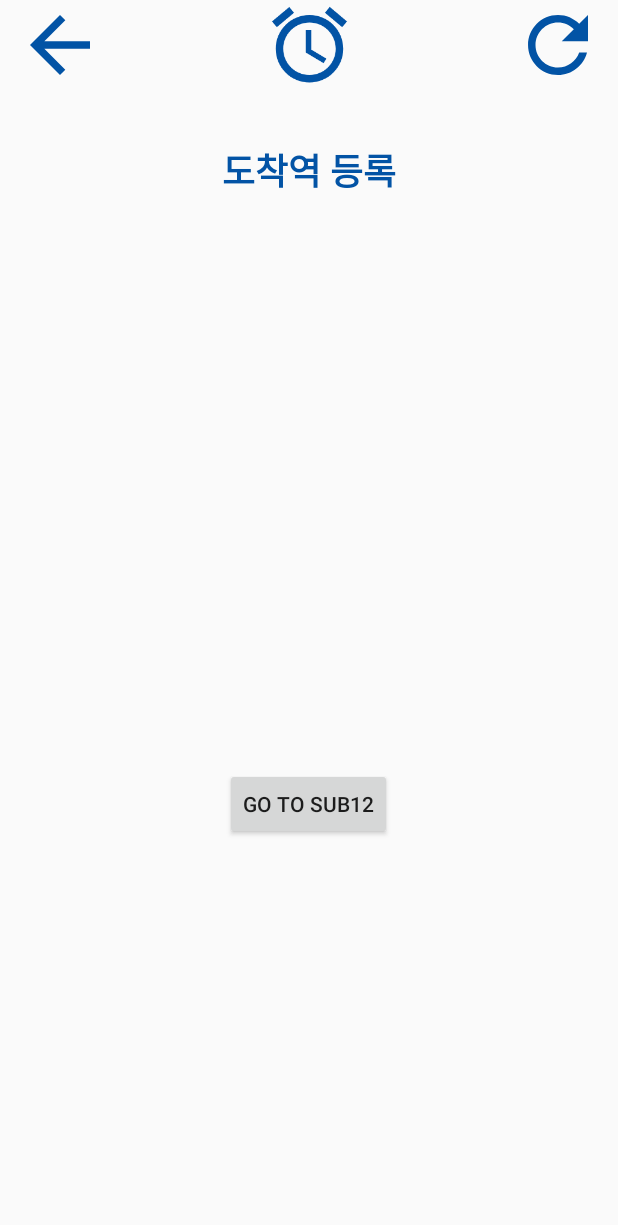
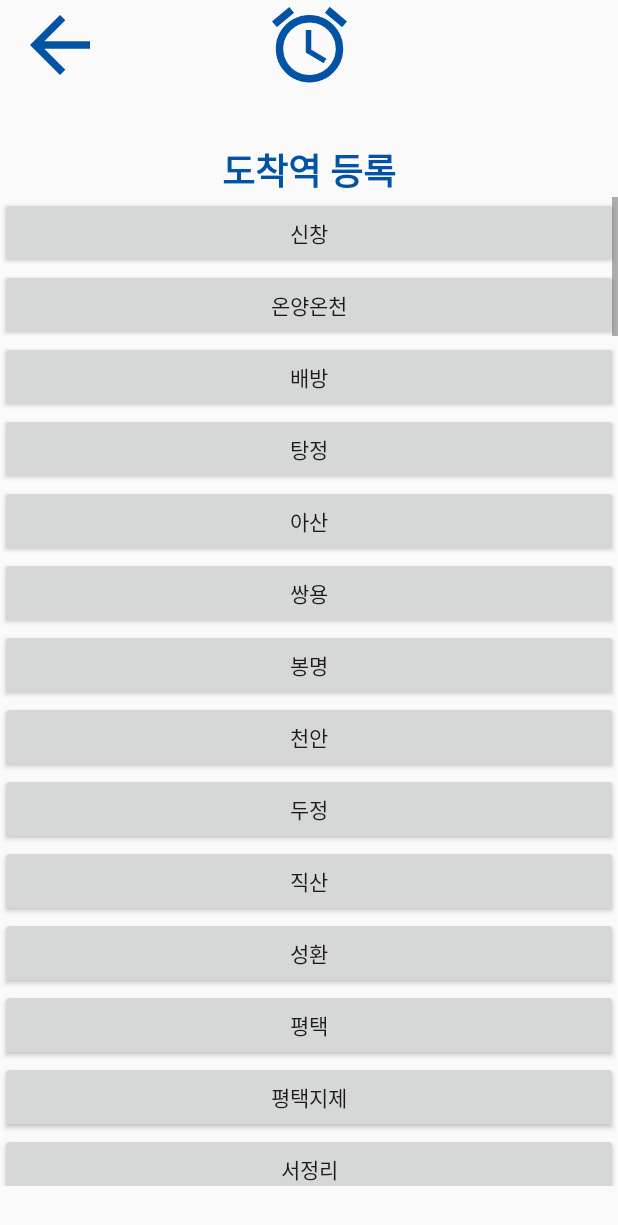
Before and after one commit to osulg/BlueWay_12_Project, an Android app: the Sub11Activity screen opened directly, with no data from a screen before it, on a phone screen of 412 x 824 dp. Shown: the top 1225 px of the screen. Run offline under Robolectric (Android 15) with nearby library versions, the phone set to English and light mode, and no system bars.

Commit message:
11/12 수정 / 카톡 확인해주세용

```diff
--- a/app/src/main/java/com/example/activity/ApiSubway1.kt
+++ b/app/src/main/java/com/example/activity/ApiSubway1.kt
@@ -14,7 +14,7 @@ fun main(stationId:String,num:Int): String? {
     val urlBuilder = StringBuilder("http://swopenAPI.seoul.go.kr/api/subway/") /*URL*/
     urlBuilder.append(
         "/" + URLEncoder.encode(
-            "566945517364687439357769727444",
+            "7764737a4c7468643535684a414f50",
             "UTF-8"
         )
     ) /*인증키 (sample사용시에는 호출시 제한됩니다.)*/
@@ -77,7 +77,7 @@ fun return_num(stationId:String): Pair<Int, Array<Int>> {
     val urlBuilder = StringBuilder("http://swopenAPI.seoul.go.kr/api/subway/") /*URL*/
     urlBuilder.append(
         "/" + URLEncoder.encode(
-            "566945517364687439357769727444",
+            "7764737a4c7468643535684a414f50",
             "UTF-8"
         )
     ) /*인증키 (sample사용시에는 호출시 제한됩니다.)*/
@@ -123,12 +123,13 @@ fun return_num(stationId:String): Pair<Int, Array<Int>> {
     val parser = JsonParser()
     val jsonObject = parser.parse(sb.toString()).asJsonObject
     var totalCount = jsonObject.get("realtimeArrivalList").asJsonArray[0].asJsonObject.get("totalCount").asInt
+    var realtotalCount=totalCount
     for (num in 1..totalCount!!)
     {
         val subwayId=jsonObject.get("realtimeArrivalList").asJsonArray[num-1].asJsonObject.get("subwayId").asInt
         if (subwayId!=1001)
         {
-            totalCount=totalCount-1
+            realtotalCount=realtotalCount-1
         }
         if (subwayId==1001)
         {
@@ -138,6 +139,6 @@ fun return_num(stationId:String): Pair<Int, Array<Int>> {
 
     }
 
-    return Pair(totalCount,numbers20)
+    return Pair(realtotalCount,numbers20)
 
 }
--- a/app/src/main/java/com/example/activity/Sub11Activity.kt
+++ b/app/src/main/java/com/example/activity/Sub11Activity.kt
@@ -6,9 +6,11 @@ import android.content.Intent
 import androidx.appcompat.app.AppCompatActivity
 import android.os.Bundle
 import android.widget.Button
+import android.widget.LinearLayout
 import com.example.activity.R.id.btn_bsub1
 import com.example.activity.R.id.sub11frame
 import com.example.activity.R.id.sub1frame
+import kotlin.concurrent.thread
 
 class Sub11Activity : AppCompatActivity() {
     override fun onCreate(savedInstanceState: Bundle?) {
@@ -28,6 +30,43 @@ class Sub11Activity : AppCompatActivity() {
                 .commit()
         }
 
+        thread {
+            val buttonView = findViewById<LinearLayout>(R.id.buttonView2Container)
+
+//            val finalStation=intent.getStringExtra("finalStation")
+//            val currentStation=intent.getStringExtra("currentStation")
+            val arrayStation=upDown1()
+
+            for (num in 0..97)
+            {
+                val stationButton = Button(this)
+
+                val layoutParams = LinearLayout.LayoutParams(
+                    LinearLayout.LayoutParams.MATCH_PARENT,
+                    LinearLayout.LayoutParams.WRAP_CONTENT
+                )
+                stationButton.layoutParams = layoutParams
+                stationButton.text= arrayStation[num]
+
+                runOnUiThread {
+                    buttonView.addView(stationButton)
+                }
+
+                val currentStation=intent.getStringExtra("currentStation")
+
+                stationButton.setOnClickListener {
+                    val intent = Intent(this, Sub12Activity::class.java)
+
+                    intent.putExtra("arriveStation",arrayStation[num])
+                    intent.putExtra("currentStation",currentStation)
+                    startActivity(intent)
+                }
+
+            }
+
+        }
+
+
         /*// fragment
         val fragment11 = alarm()
         supportFragmentManager.beginTransaction()
@@ -41,12 +80,5 @@ class Sub11Activity : AppCompatActivity() {
             finish()
         }
 
-        //Sub12 Go
-        val btn_sub12: Button = findViewById(R.id.btn_sub12)
-        btn_sub12.setOnClickListener {
-            val intent = Intent(this, Sub12Activity::class.java)
-            startActivity(intent)
-        }
-
     }
 }
--- a/app/src/main/java/com/example/activity/Sub1Activity.kt
+++ b/app/src/main/java/com/example/activity/Sub1Activity.kt
@@ -29,28 +29,40 @@ class Sub1Activity : AppCompatActivity() {
         val btn_search: Button = findViewById(R.id.imageViewSearchButton)
         val buttonView = findViewById<LinearLayout>(R.id.buttonView)
         btn_search.setOnClickListener {
+            buttonView.removeAllViews()
             val stationId = binding.searchStation.text.toString()
 
             thread {
                 val (totalCount,array20) = return_num(stationId)
                 for (num in 1..totalCount!!) {
                     val stationButton = Button(this)
+
+//                    val generatedId=View.generateViewId()
+//                    stationButton.id=generatedId
+
+
                     val layoutParams = LinearLayout.LayoutParams(
                         LinearLayout.LayoutParams.MATCH_PARENT,
                         LinearLayout.LayoutParams.WRAP_CONTENT
                     )
-                    thread {
+
                     val resultId = main(stationId, array20[num-1])
                     stationButton.layoutParams = layoutParams
                     stationButton.text = resultId
-                        stationButton.id = ViewCompat.generateViewId()
+
+//                    val clickedButtonStationNum=num-1
+
+                    stationButton.setOnClickListener {
+//                            val updnLine= UpDown(stationId,clickedButtonStationNum)
+                        val intent = Intent(this, Sub11Activity::class.java)
+                        intent.putExtra("currentStation",stationId)
+//                            intent.putExtra("currentStation",stationId)
+                        startActivity(intent)
+
+                    }
                     runOnUiThread {
                         buttonView.addView(stationButton)
                     }
-                    }
-                    stationButton.setOnClickListener {
-                        val intent = Intent(this, Sub11Activity::class.java)
-                        startActivity(intent)
                 }
             }
 
@@ -77,4 +89,3 @@ class Sub1Activity : AppCompatActivity() {
 
     }
 }
-}
--- /dev/null
+++ b/app/src/main/java/com/example/activity/upDown.kt
@@ -0,0 +1,110 @@
+package com.example.activity
+import kotlin.math.abs
+fun upDown1(): Array<String>
+{
+    //상행 역
+    val soyosan="소요산"
+    val yangju="양주"
+    val dongdu="동두천"
+    val yongsan="용산"
+    val kwangwoon="광운대"
+    val chri="청량리"
+    val jungbu="의정부"
+
+    //하행 역
+    val incheon="인천"
+    val sinchang="신창"
+    val seodongtan="서동탄"
+    val dongincheon="동인천"
+    val cheonan="천안"
+
+    val line_1_98:Array<String>
+
+    line_1_98=arrayOf("신창" ,"온양온천","배방" ,"탕정", "아산", "쌍용", "봉명", "천안", "두정","직산",
+        "성환", "평택", "평택지제" ,"서정리", "송탄", "진위", "오산", "오산대", "세마", "병점", "세류", "수원", "화서",
+        "성균관대", "의왕", "당정", "군포", "금정", "명학", "안양", "관악", "금천구청", "독산", "가산디지털단지", "구로",
+        "신도림", "영등포", "신길", "대방", "노량진", "용산", "남영", "서울", "시청", "종각", "종로3가", "종로5가", "동대문",
+        "동묘앞", "신설동", "제기동", "청량리", "회기", "외대앞", "신이문", "석계", "광운대", "월계", "녹천", "창동", "방학",
+        "도봉", "도봉산", "망월사", "회룡", "의정부", "가능", "녹양", "양주", "덕계", "덕정", "지행", "동두천중앙", "보산",
+        "동두천", "소요산", "인천", "동인천", "도원", "제물포", "도화", "주안", "간석", "동암", "백운", "부평", "부개", "송내",
+        "중동", "부천","소사", "역곡", "온수", "오류동", "개봉", "구일", "광명", "서동탄")
+
+
+//    val finalStationSplit= Stationstring?.split("행")
+//    val finalStation=finalStationSplit?.get(0)
+
+//    var curStationnum=0
+//    var finStationnum=0
+//    var count=100
+//    var userStation=arrayOfNulls<String>(count)
+
+//    if ((finalStation==soyosan)||(finalStation==yangju)||(finalStation==dongdu)
+//        ||(finalStation==yongsan)||(finalStation==kwangwoon)||(finalStation==chri)||(finalStation==jungbu))
+//    {
+//        for (i in 0..75)
+//        {
+//            if (currentStation==line_1_sinchang_soyosan76[i])
+//            {
+//                curStationnum=i
+//                for (i in 0..75)
+//                {
+//                    if (finalStation==line_1_sinchang_soyosan76[i])
+//                    {
+//                        finStationnum=i
+//                        break
+//                    }
+//                }
+//                break
+//            }
+//        }
+//
+//        count=abs(finStationnum-curStationnum)
+//
+//        userStation=arrayOfNulls<String>(count+1)
+//
+//        var k=0
+//
+//        for (i in curStationnum..finStationnum)
+//        {
+//            userStation[k]=line_1_sinchang_soyosan76[i]
+//            k++
+//        }
+//
+//    }
+//    else if ((finalStation==incheon)||(finalStation==sinchang)||(finalStation==seodongtan)
+//        ||(finalStation==dongincheon)||(finalStation==cheonan))
+//    {
+//        for (i in 0..75)
+//        {
+//            if (currentStation==line_1_sinchang_soyosan76[i])
+//            {
+//                curStationnum=i
+//                for (i in 0..75)
+//                {
+//                    if (finalStation==line_1_sinchang_soyosan76[i])
+//                    {
+//                        finStationnum=i
+//                        break
+//                    }
+//                }
+//                break
+//            }
+//        }
+//
+//        var k=0
+//
+//        count=abs(finStationnum-curStationnum)
+//
+//        userStation=arrayOfNulls<String>(count+1)
+//
+//
+//        for (i in finStationnum..curStationnum)
+//        {
+//            userStation[k]=line_1_sinchang_soyosan76[curStationnum-k]
+//            k++
+//        }
+//
+//    }
+
+    return line_1_98
+}
--- a/app/src/main/res/layout/activity_sub11.xml
+++ b/app/src/main/res/layout/activity_sub11.xml
@@ -13,7 +13,7 @@
         android:layout_height="match_parent"
         app:layout_constraintStart_toStartOf="parent"
         app:layout_constraintTop_toTopOf="parent"
-        tools:layout="@layout/fragment_alarm_detail" />
+        />
 
     <ImageView
         android:id="@+id/imageViewAlarm"
@@ -52,16 +52,62 @@
         app:layout_constraintHorizontal_bias="1"
         android:background="@null"/>
 
-    <Button
-        android:id="@+id/btn_sub12"
+    <ImageView
+        android:id="@+id/imageViewArrow"
+        android:layout_width="80dp"
+        android:layout_height="60dp"
+        android:src="@drawable/baseline_arrow_back_24"
+        app:layout_constraintBottom_toBottomOf="parent"
+        app:layout_constraintEnd_toEndOf="parent"
+        app:layout_constraintStart_toStartOf="parent"
+        app:layout_constraintTop_toTopOf="parent"
+        app:layout_constraintVertical_bias="0"
+        app:layout_constraintHorizontal_bias="0"
+        />
+
+    <TextView
+        android:id="@+id/textViewResgister"
         android:layout_width="wrap_content"
         android:layout_height="wrap_content"
-        android:layout_marginBottom="264dp"
-        android:text="Go to Sub12"
+        android:fontFamily="sans-serif-black"
+        android:text="@string/end"
+        android:textSize="24sp"
+        android:layout_margin="35dp"
+        android:textColor="@color/Blue_0253A5"
         app:layout_constraintBottom_toBottomOf="parent"
         app:layout_constraintEnd_toEndOf="parent"
-        app:layout_constraintHorizontal_bias="0.498"
-        app:layout_constraintStart_toStartOf="parent" />
+        app:layout_constraintStart_toStartOf="parent"
+        app:layout_constraintTop_toBottomOf="@id/imageViewArrow"
+        app:layout_constraintVertical_bias="0"
+        />
+
+    <ScrollView
+        android:layout_width="0dp"
+        app:layout_constraintWidth_percent="1"
+        android:layout_height="0dp"
+        app:layout_constraintHeight_percent="0.8"
+        app:layout_constraintTop_toBottomOf="@+id/textViewResgister"
+        app:layout_constraintStart_toStartOf="parent"
+        app:layout_constraintEnd_toEndOf="parent">
+
+        <LinearLayout
+            android:id="@+id/buttonView2Container"
+            android:orientation="vertical"
+            android:layout_width="match_parent"
+            android:layout_height="wrap_content">
+
+            <!-- buttonView2 레이아웃이 여기에 들어갑니다. -->
+            <LinearLayout
+                android:id="@+id/buttonView2"
+                android:orientation="vertical"
+                android:layout_width="match_parent"
+                android:layout_height="wrap_content">
+                <!-- 여기에 동적으로 생성되는 버튼들을 추가합니다. -->
+            </LinearLayout>
+
+        </LinearLayout>
+
+    </ScrollView>
 
 
 
--- a/app/src/main/res/layout/fragment_alarm_detail.xml
+++ b/app/src/main/res/layout/fragment_alarm_detail.xml
@@ -5,46 +5,5 @@
     android:layout_height="match_parent"
     tools:context="Fragment.alarmDetail">
 
-    <ImageView
-        android:id="@+id/imageViewArrow"
-        android:layout_width="80dp"
-        android:layout_height="60dp"
-        android:src="@drawable/baseline_arrow_back_24"
-        app:layout_constraintBottom_toBottomOf="parent"
-        app:layout_constraintEnd_toEndOf="parent"
-        app:layout_constraintStart_toStartOf="parent"
-        app:layout_constraintTop_toTopOf="parent"
-        app:layout_constraintVertical_bias="0"
-        app:layout_constraintHorizontal_bias="0"
-        />
-
-    <ImageView
-        android:id="@+id/imageViewRefresh"
-        android:layout_width="80dp"
-        android:layout_height="60dp"
-        android:src="@drawable/baseline_refresh_24"
-        app:layout_constraintBottom_toBottomOf="parent"
-        app:layout_constraintEnd_toEndOf="parent"
-        app:layout_constraintStart_toStartOf="parent"
-        app:layout_constraintTop_toTopOf="parent"
-        app:layout_constraintVertical_bias="0"
-        app:layout_constraintHorizontal_bias="1"
-        />
-
-    <TextView
-        android:id="@+id/textViewResgister"
-        android:layout_width="wrap_content"
-        android:layout_height="wrap_content"
-        android:fontFamily="sans-serif-black"
-        android:text="@string/end"
-        android:textSize="24sp"
-        android:layout_margin="35dp"
-        android:textColor="@color/Blue_0253A5"
-        app:layout_constraintBottom_toBottomOf="parent"
-        app:layout_constraintEnd_toEndOf="parent"
-        app:layout_constraintStart_toStartOf="parent"
-        app:layout_constraintTop_toBottomOf="@id/imageViewArrow"
-        app:layout_constraintVertical_bias="0"
-        />
 
 </androidx.constraintlayout.widget.ConstraintLayout>
```
Lines whose indentation alone changed are shown as unchanged.
